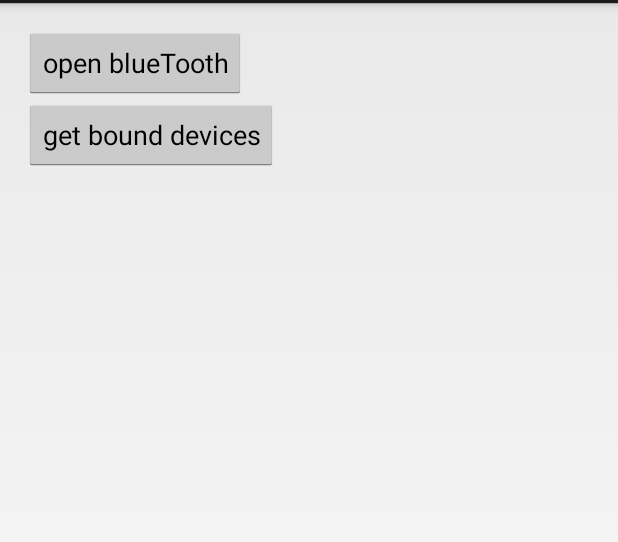
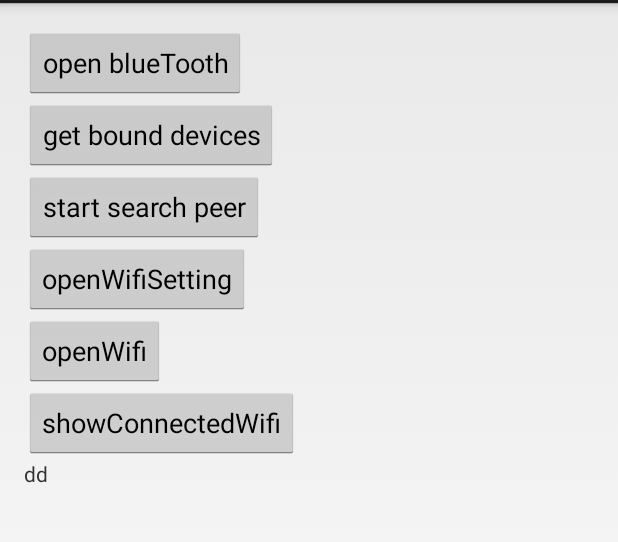
Before and after one commit to AndrewWang1993/Chapter8, an Android app: the screen it shows after launch (MainActivity), on a phone screen of 412 x 824 dp, the part 69-611 px from its top. Run offline under Robolectric (Android 15) with nearby library versions, the phone set to English and light mode, and no system bars.

Commit message:
add some things

```diff
--- a/app/build.gradle
+++ b/app/build.gradle
@@ -1,7 +1,7 @@
 apply plugin: 'com.android.application'
 
 android {
-    compileSdkVersion 20
+    compileSdkVersion 19
     buildToolsVersion "21.1.2"
 
     defaultConfig {
--- a/app/src/main/res/layout/activity_main.xml
+++ b/app/src/main/res/layout/activity_main.xml
@@ -8,19 +8,51 @@
               android:paddingTop="@dimen/activity_vertical_margin"
               android:paddingBottom="@dimen/activity_vertical_margin"
               tools:context=".MainActivity">
+
     <Button
-
         android:layout_width="wrap_content"
         android:layout_height="wrap_content"
         android:text="open blueTooth"
         android:onClick="openBlueTooth"/>
+
     <Button
         android:layout_width="wrap_content"
         android:layout_height="wrap_content"
         android:text="get bound devices"
         android:onClick="getBoundDevices"/>
+
+    <Button
+        android:layout_width="wrap_content"
+        android:layout_height="wrap_content"
+        android:text="start search peer"
+        android:onClick="startsearch"/>
+
+    <Button
+        android:layout_width="wrap_content"
+        android:layout_height="wrap_content"
+        android:text="openWifiSetting"
+        android:onClick="openWifiSetting"/>
+
+    <Button
+        android:layout_width="wrap_content"
+        android:layout_height="wrap_content"
+        android:text="openWifi"
+        android:onClick="openWifi"/>
+
+    <Button
+        android:layout_width="wrap_content"
+        android:layout_height="wrap_content"
+        android:text="showConnectedWifi"
+        android:onClick="showConnectedWifi"/>
+
+    <ScrollView
+        android:layout_width="match_parent"
+        android:layout_height="60dp">
         <TextView
             android:id="@+id/tv1"
+            android:text="dd"
             android:layout_width="wrap_content"
-        android:layout_height="wrap_content" />
+            android:layout_height="wrap_content"/>
+    </ScrollView>
+
 </LinearLayout>
```
Also changed, not shown: app/src/main/AndroidManifest.xml (+10 -4 lines), app/src/main/java/p/chapter8/MainActivity.java (+86 -2 lines), 1 other file. Lines whose indentation alone changed are shown as unchanged.
